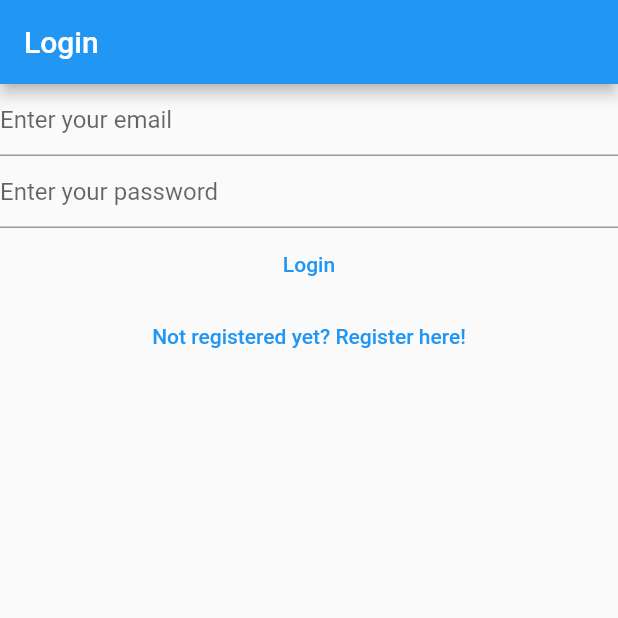
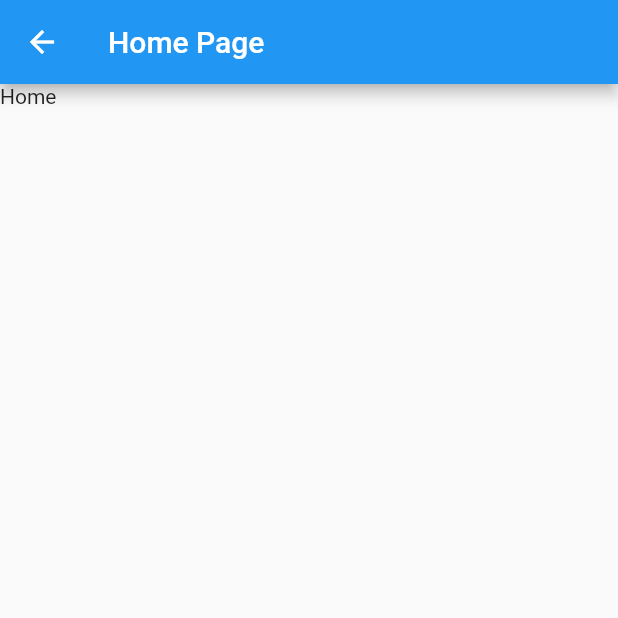
Before and after one commit to kanbi18/certipay, a Flutter app: the screen it shows after launch, after a tap on "Login", on a phone screen of 412 x 824 dp, the top half of it. Run offline on Flutter 3.47's test engine with Material 2 defaults, Android fonts, the phone set to English and light mode, and no system bars; our stand-ins replace firebase_auth, firebase_core; accounts and stored records are empty; network calls fail.

Commit message:
Reorganized auth files and manually tested auth process.

```diff
--- a/lib/main.dart
+++ b/lib/main.dart
@@ -1,4 +1,5 @@
 import 'package:certipay/views/auth/verify_email_view.dart';
+import 'package:certipay/views/main-ui/home_view.dart';
 import 'package:flutter/material.dart';
 import 'package:firebase_core/firebase_core.dart';
 import 'package:firebase_auth/firebase_auth.dart';
@@ -17,7 +18,8 @@ void main() {
     routes: {
       "/login": (context) => const LoginView(),
       "/register": (context) => const RegisterView(),
-      "/verify-email": (context) => const VerifyEmailView()
+      "/verify-email": (context) => const VerifyEmailView(),
+      "/home": (context) => const HomeView()
     },
   ));
 }
@@ -38,7 +40,7 @@ class HomePage extends StatelessWidget {
             if (user != null) {
               if (user.emailVerified) {
                 /** Move into app screen */
-                return const Text("Done");
+                return const LoginView();
               } else {
                 return const VerifyEmailView();
               }
--- a/lib/views/auth/login_view.dart
+++ b/lib/views/auth/login_view.dart
@@ -69,6 +69,7 @@ class _LoginViewState extends State<LoginView> {
                 // } else {
                 //   print('${e.code} happened');
                 // }
+                Navigator.of(context).pushNamed("/home");
               }
             },
             child: const Text("Login"),
--- a/lib/views/auth/register_view.dart
+++ b/lib/views/auth/register_view.dart
@@ -78,6 +78,8 @@ class _RegisterViewState extends State<RegisterView> {
                         // } else {
                         //   print('${e.code} happened');
                         // }
+                        Navigator.of(context).pushNamedAndRemoveUntil(
+                            "/login", (route) => false);
                       }
                     },
                     child: const Text("Register"),
--- /dev/null
+++ b/lib/views/main-ui/home_view.dart
@@ -0,0 +1,40 @@
+import 'package:firebase_core/firebase_core.dart';
+import 'package:firebase_auth/firebase_auth.dart';
+import 'package:flutter/material.dart';
+import 'package:certipay/firebase_options.dart';
+
+class HomeView extends StatefulWidget {
+  const HomeView({super.key});
+
+  @override
+  State<HomeView> createState() => _HomeViewState();
+}
+
+class _HomeViewState extends State<HomeView> {
+  late final TextEditingController _email;
+  late final TextEditingController _password;
+
+  @override
+  void initState() {
+    _email = TextEditingController();
+    _password = TextEditingController();
+    super.initState();
+  }
+
+  @override
+  void dispose() {
+    _email.dispose();
+    _password.dispose();
+    super.dispose();
+  }
+
+  @override
+  Widget build(BuildContext context) {
+    return Scaffold(
+        appBar: AppBar(
+          title: const Text("Home Page"),
+          centerTitle: false,
+        ),
+        body: const Text("Home"));
+  }
+}
```
